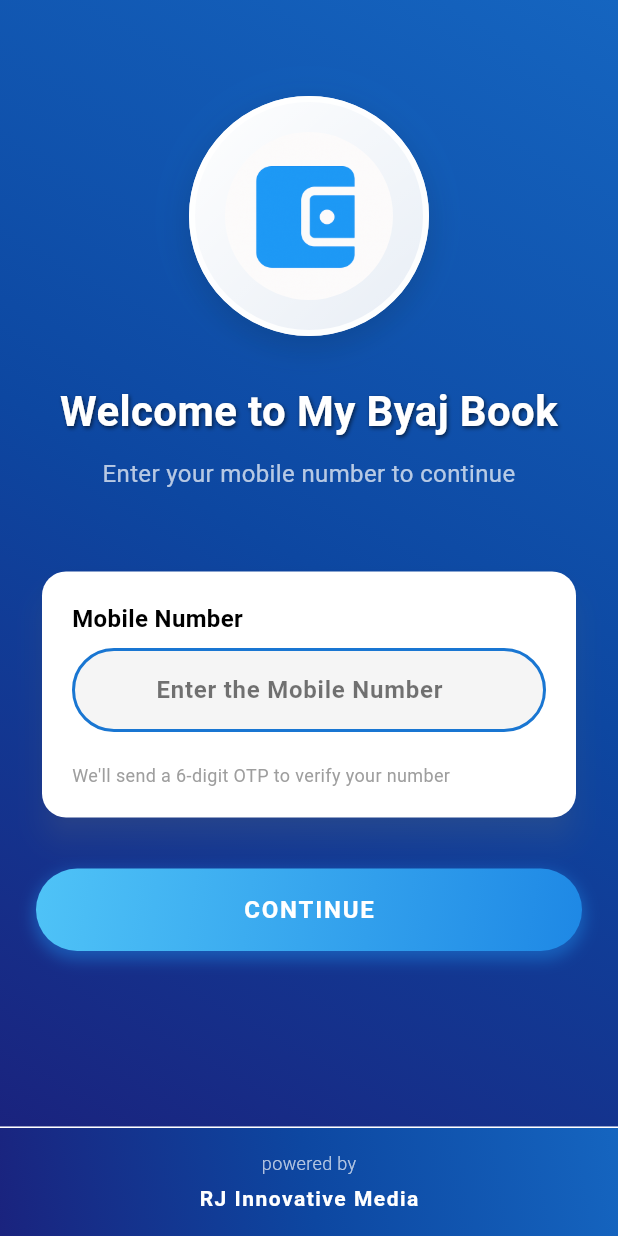
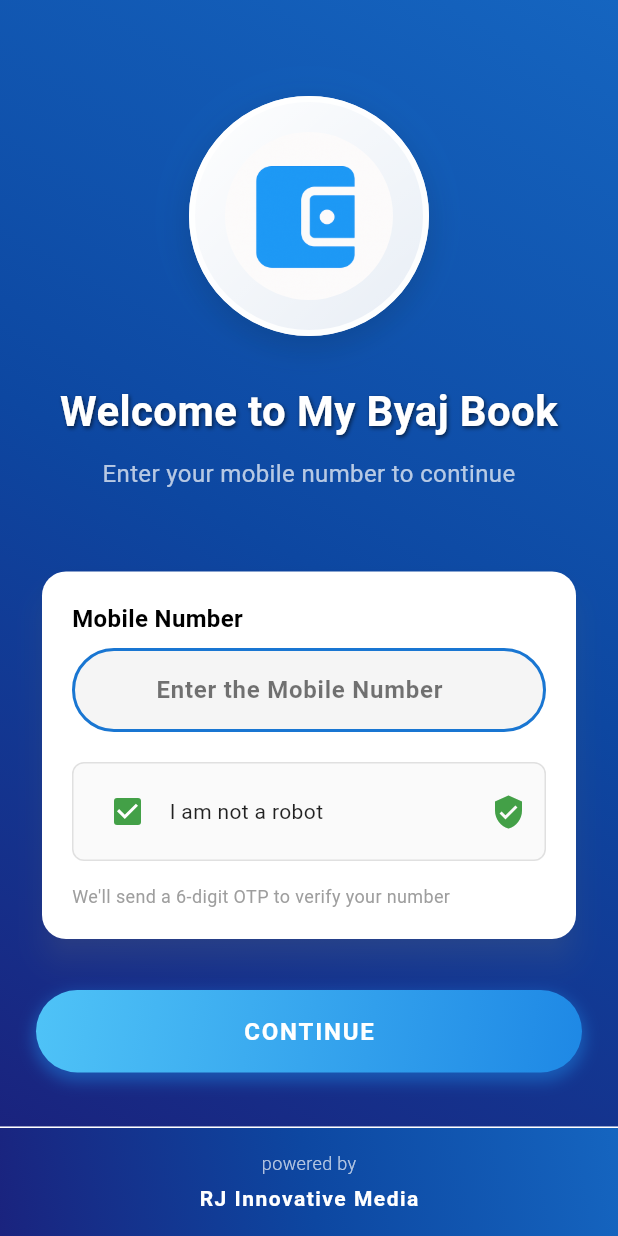
Before and after one commit to DarkNod3/my_byaj_book, a Flutter app: the screen it shows after launch, on a phone screen of 412 x 824 dp. Run offline on Flutter 3.47's test engine with Material 3 defaults, Android fonts, the phone set to English and light mode, and no system bars; our stand-ins replace cross_file, device_info_plus, firebase_auth, firebase_core, firebase_crashlytics, fl_chart and 12 more; missing offline and left inert: firebase_app_check, pdf_template_service; accounts and stored records are empty.

Commit message:
5.3 final hai abhi tak ye

```diff
--- a/lib/screens/auth/login_screen.dart
+++ b/lib/screens/auth/login_screen.dart
@@ -17,6 +17,7 @@
   final _mobileController = TextEditingController();
   final _otpController = TextEditingController();
   final _nameController = TextEditingController();
+  final _scrollController = ScrollController();
 
   late AnimationController _animationController;
   late Animation<double> _fadeAnimation;
@@ -34,6 +35,10 @@
   int _resendCountdown = 0;
   FirebaseAuth _auth = FirebaseAuth.instance;
   bool _firebaseAvailable = true;
+  bool _verificationInProgress = false;
+
+  // Key for scrolling to OTP field
+  final GlobalKey _otpSectionKey = GlobalKey();
 
   @override
   void initState() {
@@ -93,6 +98,7 @@
     _nameController.dispose();
     _animationController.dispose();
     _otpFocusNode.dispose();
+    _scrollController.dispose();
     super.dispose();
   }
 
@@ -131,6 +137,7 @@
       setState(() {
         _isLoading = true;
         _errorMessage = null;
+        _verificationInProgress = true;
       });
 
       // If Firebase Auth is not available, use mock authentication
@@ -143,7 +150,7 @@
       final phoneNumber = '+91${_mobileController.text.trim()}';
       print("Verifying phone number: $phoneNumber");
 
-      // Start the phone verification process
+      // Start the phone verification process with custom settings
       _auth.verifyPhoneNumber(
         phoneNumber: phoneNumber,
         timeout: const Duration(seconds: 60),
@@ -157,6 +164,7 @@
           setState(() {
             _isLoading = false;
             _errorMessage = 'Verification failed: ${e.message}';
+            _verificationInProgress = false;
           });
         },
         codeSent: (String verificationId, int? resendToken) {
@@ -166,12 +174,21 @@
             _verificationId = verificationId;
             _resendToken = resendToken;
             _startResendTimer();
+            _verificationInProgress = false;
           });
           _transitionToNextStep();
+
+          // Schedule scrolling to OTP field
+          WidgetsBinding.instance.addPostFrameCallback((_) {
+            _scrollToOtpField();
+          });
         },
         codeAutoRetrievalTimeout: (String verificationId) {
           // Auto-retrieval timeout
           print("Code auto retrieval timeout");
+          setState(() {
+            _verificationInProgress = false;
+          });
         },
         forceResendingToken: _resendToken,
       );
@@ -305,7 +322,8 @@
             children: [
               Expanded(
                 child: SingleChildScrollView(
-                  physics: _currentStep == 1 ? const NeverScrollableScrollPhysics() : const AlwaysScrollableScrollPhysics(),
+                  controller: _scrollController,
+                  physics: const AlwaysScrollableScrollPhysics(),
                   child: Padding(
                     padding: EdgeInsets.all(_currentStep == 1 ? 20.0 : 24.0),
                     child: Form(
@@ -714,6 +732,37 @@
           },
         ),
         const SizedBox(height: 20),
+        // "I'm not a robot" checkbox UI element for visual confirmation
+        // In production, Firebase handles reCAPTCHA automatically
+        Container(
+          padding: const EdgeInsets.symmetric(vertical: 8, horizontal: 12),
+          decoration: BoxDecoration(
+            border: Border.all(color: Colors.grey.shade300),
+            borderRadius: BorderRadius.circular(8),
+            color: Colors.grey.shade50,
+          ),
+          child: Row(
+            children: [
+              Checkbox(
+                value: true,
+                onChanged: null,
+                checkColor: Colors.white,
+                fillColor: MaterialStateProperty.resolveWith(
+                  (states) => Colors.green.shade600,
+                ),
+              ),
+              const SizedBox(width: 4),
+              const Expanded(
+                child: Text(
+                  'I am not a robot',
+                  style: TextStyle(color: Colors.black87, fontSize: 14),
+                ),
+              ),
+              Icon(Icons.verified_user, color: Colors.green.shade600),
+            ],
+          ),
+        ),
+        const SizedBox(height: 15),
         const Text(
           'We\'ll send a 6-digit OTP to verify your number',
           style: TextStyle(color: Colors.grey, fontSize: 12),
@@ -724,6 +773,7 @@
 
   Widget _buildOtpVerificationStep() {
     return Column(
+      key: _otpSectionKey,
       mainAxisSize: MainAxisSize.min,
       children: [
         const Text(
@@ -945,6 +995,11 @@
 
       _transitionToNextStep();
 
+      // Schedule scrolling to OTP field in the mock flow too
+      WidgetsBinding.instance.addPostFrameCallback((_) {
+        _scrollToOtpField();
+      });
+
       ScaffoldMessenger.of(context).showSnackBar(
         const SnackBar(
           content: Text('Using mock authentication - enter any 6-digit OTP to proceed'),
@@ -991,4 +1046,17 @@
       }
     });
   }
+
+  void _scrollToOtpField() {
+    if (_otpSectionKey.currentContext != null) {
+      Scrollable.ensureVisible(
+        _otpSectionKey.currentContext!,
+        alignment: 0.2, // Position it near the top of the screen
+        duration: const Duration(milliseconds: 300),
+      );
+
+      // Focus on OTP field
+      FocusScope.of(context).requestFocus(_otpFocusNode);
+    }
+  }
 }
--- a/pubspec.yaml
+++ b/pubspec.yaml
@@ -32,6 +32,7 @@
   firebase_core: ^3.13.0
   firebase_crashlytics: ^4.3.5
   firebase_auth: ^5.5.3
+  firebase_app_check: ^0.3.2+5
 
 dev_dependencies:
   flutter_test:
```
Also changed, not shown: firebase_billing_fix.txt (added, +25 -0 lines), firebase_fix_instructions.txt (added, +37 -0 lines), lib/main.dart (+25 -4 lines), pubspec.lock, 1 other file.
